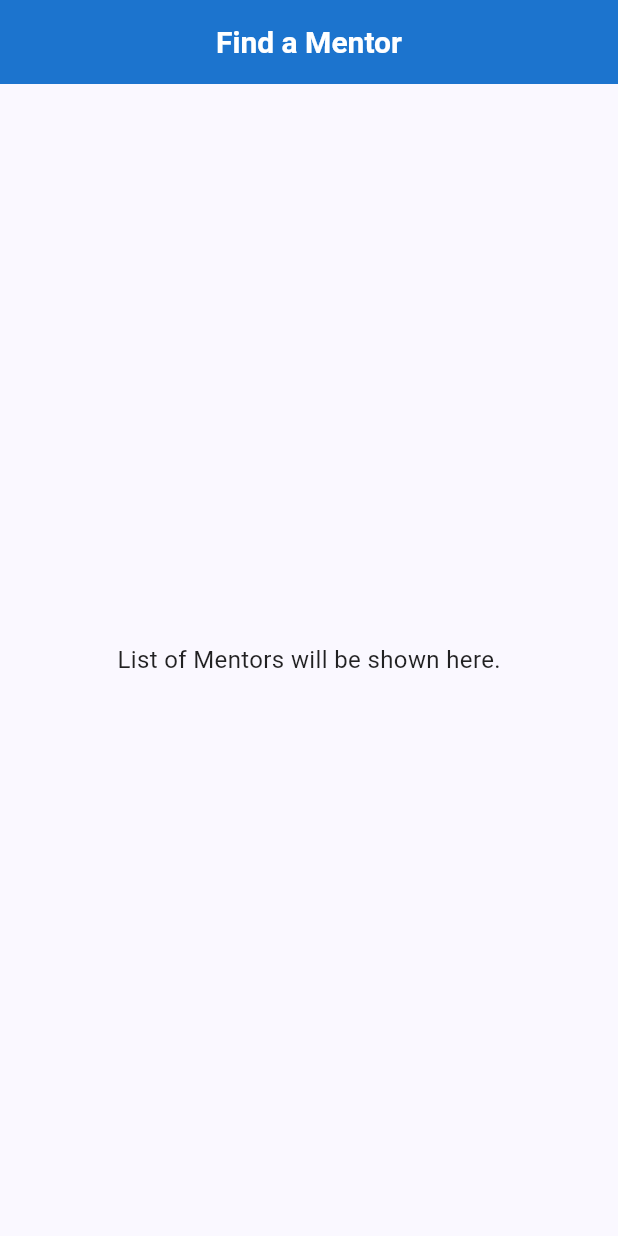
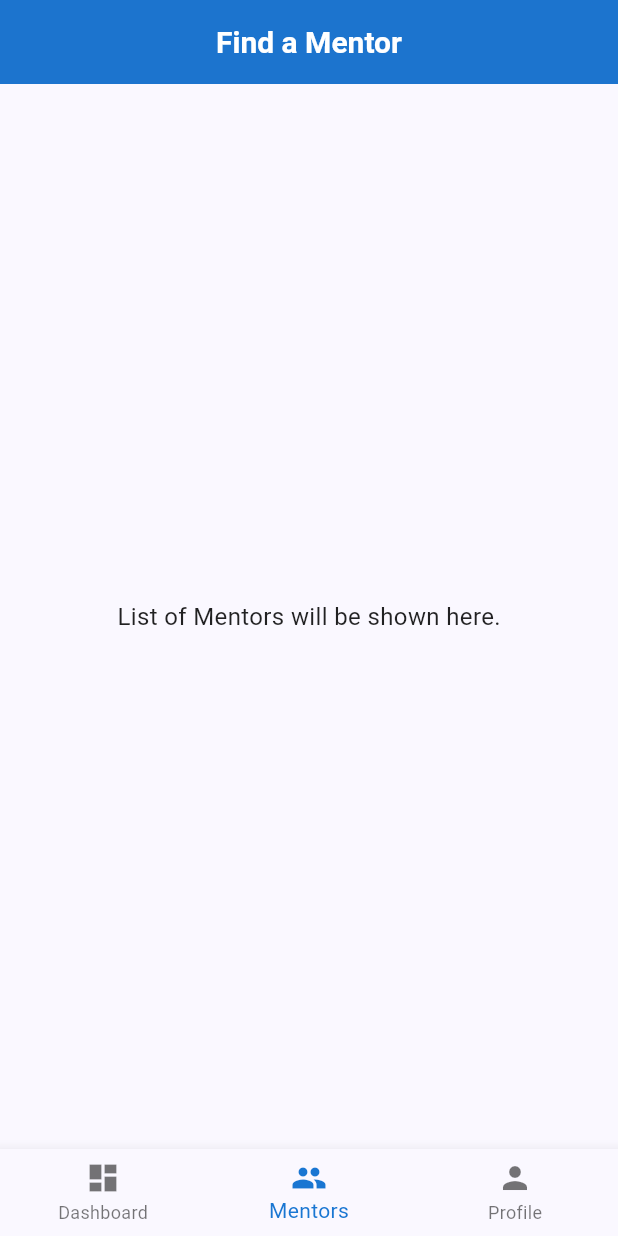
Before and after one commit to AbdullahRFA/campus_guardian, a Flutter app: the screen it shows after launch, item 2 of the bottom bar chosen, on a phone screen of 412 x 824 dp. Run offline on Flutter 3.47's test engine with Material 3 defaults, Android fonts, the phone set to English and light mode, and no system bars; our stand-ins replace go_router.

Commit message:
Refactor to ShellRoute
We have a problem. When you navigate to /mentors, the HomeScreen with its BottomNavigationBar disappears.
We want the navigation bar to stay visible on the main screens.
GoRouter handles this beautifully with something called ShellRoute.

Finally, delete the old lib/features/dashboard/screens/home_screen.dart file
as we have replaced its functionality with MainShell and DashboardScreen inside our app_routes.dart file.

Signed-off-by: AbdullahRFA <shakibrybmn@gmail.com>

```diff
--- a/lib/core/app_routes.dart
+++ b/lib/core/app_routes.dart
@@ -1,18 +1,77 @@
 import 'package:campus_guardian/features/dashboard/screens/home_screen.dart';
 import 'package:campus_guardian/features/mentorship/screens/mentor_list_screen.dart';
 import 'package:campus_guardian/features/profile/screens/profile_screen.dart';
+import 'package:flutter/material.dart';
 import 'package:go_router/go_router.dart';
 
+// This is our main screen that holds the BottomNavigationBar
+// It's the "shell" for our other screens.
+class MainShell extends StatelessWidget {
+  final Widget child;
+  const MainShell({super.key, required this.child});
+
+  @override
+  Widget build(BuildContext context) {
+    // We get the current route to set the selected index of the nav bar
+    int selectedIndex = _calculateSelectedIndex(context);
+
+    return Scaffold(
+      body: child, // The child will be our actual screen (Dashboard, Mentors, Profile)
+      bottomNavigationBar: BottomNavigationBar(
+        currentIndex: selectedIndex,
+        onTap: (index) => _onItemTapped(index, context),
+        items: const [
+          BottomNavigationBarItem(icon: Icon(Icons.dashboard), label: 'Dashboard'),
+          BottomNavigationBarItem(icon: Icon(Icons.people), label: 'Mentors'),
+          BottomNavigationBarItem(icon: Icon(Icons.person), label: 'Profile'),
+        ],
+      ),
+    );
+  }
+
+  // Helper method to determine the selected tab
+  int _calculateSelectedIndex(BuildContext context) {
+    final String location = GoRouterState.of(context).uri.toString();
+    if (location.startsWith('/mentors')) {
+      return 1;
+    }
+    if (location.startsWith('/profile')) {
+      return 2;
+    }
+    return 0; // Default to Dashboard
+  }
+
+  // Helper method for navigation
+  void _onItemTapped(int index, BuildContext context) {
+    switch (index) {
+      case 0:
+        context.go('/');
+        break;
+      case 1:
+        context.go('/mentors');
+        break;
+      case 2:
+        context.go('/profile');
+        break;
+    }
+  }
+}
+
 class AppRoutes {
-  // private constructor
   AppRoutes._();
 
   static final router = GoRouter(
-    initialLocation: '/', // The route to show when the app starts
+    initialLocation: '/',
+    routes: [
+      // This ShellRoute wraps our main screens with the MainShell (which has the BottomNavBar)
+      ShellRoute(
+        builder: (context, state, child) {
+          return MainShell(child: child);
+        },
         routes: [
           GoRoute(
             path: '/',
-        builder: (context, state) => const HomeScreen(),
+            builder: (context, state) => const DashboardScreen(), // Renamed for clarity
           ),
           GoRoute(
             path: '/mentors',
@@ -23,5 +82,22 @@ class AppRoutes {
             builder: (context, state) => const ProfileScreen(),
           ),
         ],
+      ),
+    ],
   );
 }
+
+// A simple dashboard screen to show in the shell
+class DashboardScreen extends StatelessWidget {
+  const DashboardScreen({super.key});
+
+  @override
+  Widget build(BuildContext context) {
+    return Scaffold(
+      appBar: AppBar(title: const Text('Dashboard')),
+      body: const Center(
+        child: Text('This is the main Dashboard screen.'),
+      ),
+    );
+  }
+}
```
Lines whose indentation alone changed are shown as unchanged.
